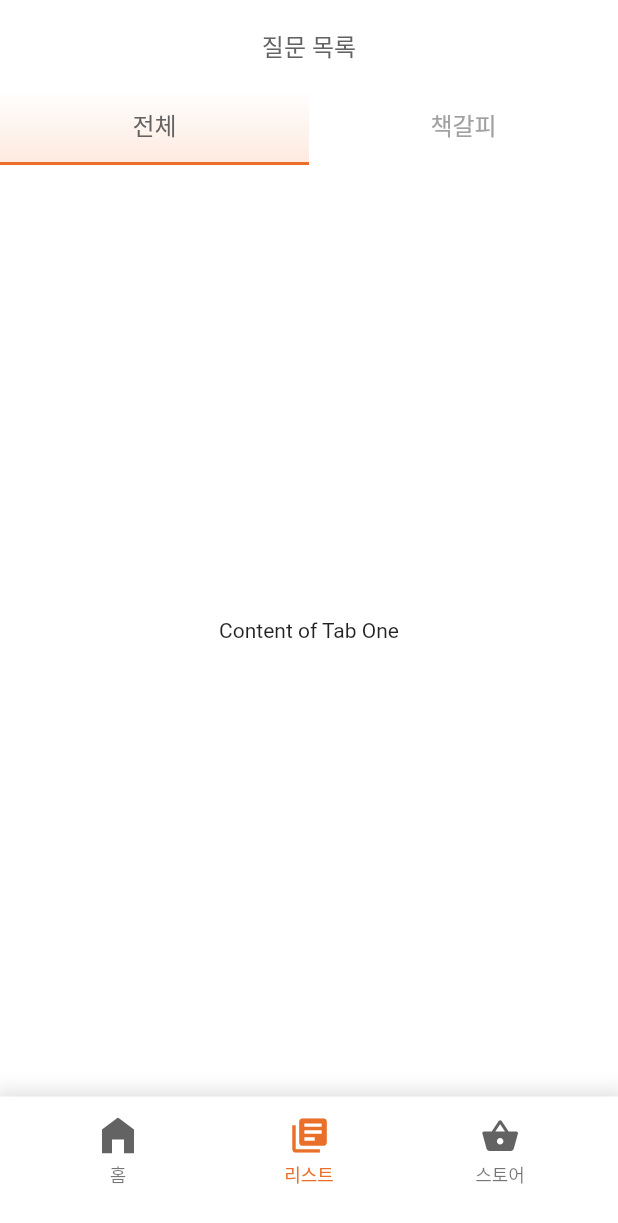
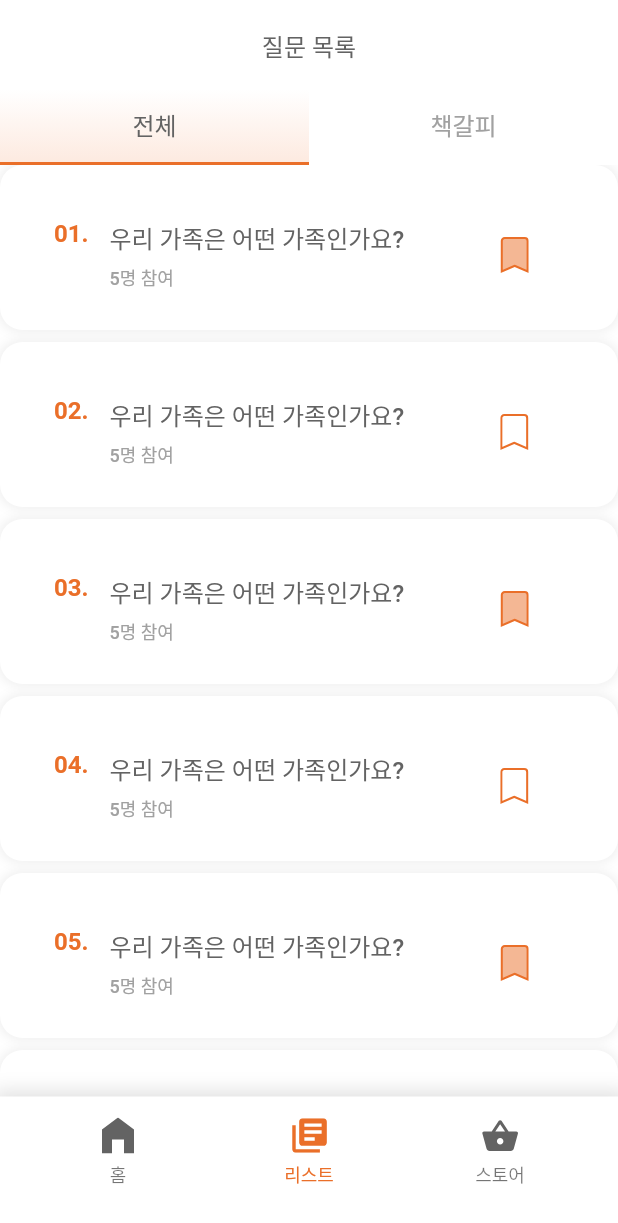
Before and after one commit to NORITHON/fambridge, a Flutter app: the BuildPages screen opened by its route, swiped to page 2, on a phone screen of 412 x 824 dp. Shown: the top 1223 px of the screen. Run offline on Flutter 3.47's test engine with Material 2 defaults, Android fonts, the phone set to English and light mode, and no system bars; our stand-ins replace cloud_firestore, firebase_auth, firebase_core, flutter_svg, get, glass and 2 more; missing offline and left inert: wrapped_korean_text; accounts and stored records are empty; Roboto replaces fonts that are missing (GmarketSans); project files that could hold a hidden picture were left out.

Commit message:
answerListView list 생성 및 컴포넌트화

```diff
--- a/lib/presentation/component/bar/category_list.dart
+++ b/lib/presentation/component/bar/category_list.dart
@@ -6,7 +6,10 @@ import 'package:flutter/material.dart';
 class AnswerListTabbar extends StatefulWidget {
   AnswerListTabbar({
     Key? key,
+    required this.tabController,
   }) : super(key: key);
+
+  late TabController tabController;
 
   static const List<Widget> _tabs = [
     Tab(text: "전체"),
@@ -19,23 +22,7 @@ class AnswerListTabbar extends StatefulWidget {
 
 class _AnswerListTabbarState extends State<AnswerListTabbar>
     with TickerProviderStateMixin {
-  late TabController _tabController;
   var currentTap = 0;
-
-  @override
-  void initState() {
-    super.initState();
-    _tabController = TabController(
-      length: 2,
-      vsync: this, //vsync에 this 형태로 전달해야 애니메이션이 정상 처리됨
-    );
-  }
-
-  @override
-  void dispose() {
-    _tabController.dispose();
-    super.dispose();
-  }
 
   @override
   Widget build(BuildContext context) {
@@ -48,7 +35,7 @@ class _AnswerListTabbarState extends State<AnswerListTabbar>
               currentTap = index;
             });
           },
-          controller: _tabController,
+          controller: widget.tabController,
           tabs: AnswerListTabbar._tabs,
           //indicator style start
           indicatorColor: ColorManager.point,
--- a/lib/presentation/component/card/list.dart
+++ b/lib/presentation/component/card/list.dart
@@ -1,10 +1,80 @@
+import 'package:fambridge/presentation/resources/assets_manager.dart';
+import 'package:fambridge/presentation/resources/color_manager.dart';
+import 'package:fambridge/presentation/resources/styles_manager.dart';
 import 'package:flutter/material.dart';
+import 'package:flutter_svg/svg.dart';
 
-class List extends StatelessWidget {
-  const List({Key? key}) : super(key: key);
+class AnswerCardComponent extends StatelessWidget {
+  final int number;
+  final String question;
+  final int numberOfAnswerdFamily;
+
+  const AnswerCardComponent({
+    Key? key,
+    required this.number,
+    required this.question,
+    required this.numberOfAnswerdFamily,
+  }) : super(key: key);
 
   @override
   Widget build(BuildContext context) {
-    return Container();
+    return Container(
+      padding: const EdgeInsets.fromLTRB(36, 36, 45, 26),
+      decoration: BoxDecoration(
+        borderRadius: const BorderRadius.all(Radius.circular(15)),
+        color: ColorManager.white,
+        boxShadow: [
+          BoxShadow(
+            color: ColorManager.darkGrey.withOpacity(0.1),
+            spreadRadius: 1,
+            blurRadius: 5,
+            offset: const Offset(0, 0), // changes position of shadow
+          )
+        ],
+      ),
+      child: Row(
+        crossAxisAlignment: CrossAxisAlignment.start,
+        children: [
+          Text(
+            "${number.toString().padLeft(2, '0')}. ",
+            style: getBoldStyle(
+              color: ColorManager.point,
+              fontSize: 16,
+            ),
+          ),
+          SizedBox(width: 10),
+          Expanded(
+            child: Column(
+              crossAxisAlignment: CrossAxisAlignment.start,
+              children: [
+                Text(
+                  question,
+                  style: getMediumStyle(
+                    color: ColorManager.darkGrey,
+                    fontSize: 16,
+                  ),
+                ),
+                const SizedBox(height: 6),
+                Text(
+                  "$numberOfAnswerdFamily명 참여",
+                  style: getMediumStyle(
+                    color: ColorManager.lightGrey,
+                    fontSize: 12,
+                  ),
+                ),
+              ],
+            ),
+          ),
+          IconButton(
+            icon: SvgPicture.asset(
+              number % 2 == 0
+                  ? ImageAssets.bookmark
+                  : ImageAssets.bookmarkClick,
+            ),
+            onPressed: () {}, //do something,
+          )
+        ],
+      ),
+    );
   }
 }
--- a/lib/presentation/pages/answerList/answer_list_view.dart
+++ b/lib/presentation/pages/answerList/answer_list_view.dart
@@ -1,14 +1,72 @@
 import 'package:fambridge/presentation/component/bar/category_list.dart';
+import 'package:fambridge/presentation/component/card/list.dart';
+import 'package:fambridge/presentation/resources/assets_manager.dart';
 import 'package:fambridge/presentation/resources/color_manager.dart';
+import 'package:fambridge/presentation/resources/styles_manager.dart';
 import 'package:fambridge/presentation/resources/values_manager.dart';
 import 'package:flutter/material.dart';
+import 'package:flutter_svg/svg.dart';
+import 'package:get/get.dart';
+import 'package:wrapped_korean_text/wrapped_korean_text.dart';
 
-class AnswerListView extends StatelessWidget {
+class AnswerListView extends StatefulWidget {
   const AnswerListView({super.key});
 
-  static const List<Widget> _views = [
-    const Center(child: const Text('Content of Tab One')),
-    const Center(child: const Text('Content of Tab Two')),
+  @override
+  State<AnswerListView> createState() => _AnswerListViewState();
+}
+
+class _AnswerListViewState extends State<AnswerListView>
+    with TickerProviderStateMixin {
+  late TabController tabController;
+
+  @override
+  void initState() {
+    super.initState();
+    tabController = TabController(
+      length: 2,
+      vsync: this, //vsync에 this 형태로 전달해야 애니메이션이 정상 처리됨
+    );
+  }
+
+  @override
+  void dispose() {
+    tabController.dispose();
+    super.dispose();
+  }
+
+  late final List<Widget> _views = [
+    //전체 목록
+    ListView.separated(
+      itemCount: 10,
+      itemBuilder: (context, index) {
+        return GestureDetector(
+          child: AnswerCardComponent(
+            number: index + 1,
+            question: "우리 가족은 어떤 가족인가요?",
+            numberOfAnswerdFamily: 5,
+          ),
+        );
+      },
+      separatorBuilder: (BuildContext context, int index) => const SizedBox(
+        height: 8,
+      ),
+    ),
+
+    //책갈피 목록
+    ListView.separated(
+      itemCount: 10,
+      itemBuilder: (context, index) {
+        return AnswerCardComponent(
+          number: index,
+          question: "우리 가족은 어떤 가족인가요?",
+          numberOfAnswerdFamily: 5,
+        );
+      },
+      separatorBuilder: (BuildContext context, int index) => const SizedBox(
+        height: 8,
+      ),
+    ),
   ];
 
   @override
@@ -26,11 +84,10 @@ class AnswerListView extends StatelessWidget {
         ),
         body: Column(
           children: [
-            Container(
-              child: AnswerListTabbar(),
-            ),
+            AnswerListTabbar(tabController: tabController),
             Expanded(
               child: TabBarView(
+                controller: tabController,
                 children: _views,
               ),
             ),
--- a/lib/presentation/pages/buildPages.dart
+++ b/lib/presentation/pages/buildPages.dart
@@ -10,10 +10,10 @@ class BuildPages extends StatefulWidget {
 }
 
 class _BuildPagesState extends State<BuildPages> {
-  int _selectedIndex = 2;
+  int _selectedIndex = 1;
 
   PageController pageController = PageController(
-    initialPage: 2,
+    initialPage: 1,
     keepPage: true,
   );
 
--- a/lib/presentation/resources/assets_manager.dart
+++ b/lib/presentation/resources/assets_manager.dart
@@ -13,7 +13,6 @@ class ImageAssets {
   static const String solidCircleIc = "$IMAGE_PATH/solid_circle_ic.svg";
   static const String appLogo = "$IMAGE_PATH/app_logo.svg";
   static const String fambridgeIcon = "$IMAGE_PATH/fambridge_icon.svg";
-  static const String bookmark = "$IMAGE_PATH/bookmark.svg";
   static const String profile = "$IMAGE_PATH/profile.svg";
   static const String homeLogo = "$IMAGE_PATH/home_logo.svg";
   static const String userProfile2 = "$IMAGE_PATH/user_profile.svg";
@@ -51,6 +50,13 @@ class ImageAssets {
   //button
   static const String homeAnswerDone = "$IMAGE_PATH/home_answer_done.svg";
   static const String homeAnswerYet = "$IMAGE_PATH/home_answer_yet.svg";
+
+  //bookmark
+  static const String bookmark = "$IMAGE_PATH/bookmark.svg";
+  static const String bookmarkClick = "$IMAGE_PATH/bookmark_click.svg";
+
+  //dialog
+  static const String dialogBack = "$IMAGE_PATH/dialog_back.svg";
 }
 
 class RiveAssets {
```
Also changed, not shown: lib/presentation/pages/mypage/question_history_view.dart (deleted, +0 -222 lines), assets/images/bookmark.svg, assets/images/bookmark_click.svg (added), assets/images/dialog_back.svg (added).
